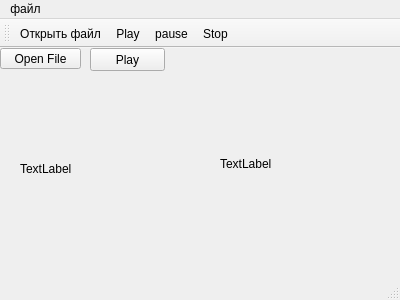
Kyrzon/PlayerONI, file untitled/mainwindow.ui: the form before one commit.
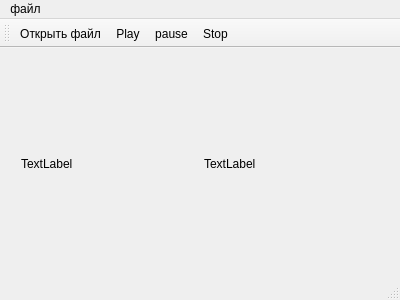
The form after the commit. Icons and pictures are not drawn.

Patch:
```diff
--- a/untitled/mainwindow.ui
+++ b/untitled/mainwindow.ui
@@ -14,57 +14,31 @@
    <string>MainWindow</string>
   </property>
   <widget class="QWidget" name="centralWidget">
-   <widget class="QPushButton" name="pushButton_openFile">
+   <widget class="QWidget" name="">
     <property name="geometry">
      <rect>
-      <x>0</x>
+      <x>10</x>
       <y>0</y>
-      <width>81</width>
-      <height>21</height>
+      <width>381</width>
+      <height>231</height>
      </rect>
     </property>
-    <property name="text">
-     <string>Open File</string>
-    </property>
-   </widget>
-   <widget class="QLabel" name="label">
-    <property name="geometry">
-     <rect>
-      <x>220</x>
-      <y>30</y>
-      <width>181</width>
-      <height>171</height>
-     </rect>
-    </property>
-    <property name="text">
-     <string>TextLabel</string>
-    </property>
-   </widget>
-   <widget class="QPushButton" name="pushButton_play">
-    <property name="geometry">
-     <rect>
-      <x>90</x>
-      <y>0</y>
-      <width>75</width>
-      <height>23</height>
-     </rect>
-    </property>
-    <property name="text">
-     <string>Play</string>
-    </property>
-   </widget>
-   <widget class="QLabel" name="label_2">
-    <property name="geometry">
-     <rect>
-      <x>20</x>
-      <y>40</y>
-      <width>181</width>
-      <height>161</height>
-     </rect>
-    </property>
-    <property name="text">
-     <string>TextLabel</string>
-    </property>
+    <layout class="QHBoxLayout" name="horizontalLayout">
+     <item>
+      <widget class="QLabel" name="label_2">
+       <property name="text">
+        <string>TextLabel</string>
+       </property>
+      </widget>
+     </item>
+     <item>
+      <widget class="QLabel" name="label">
+       <property name="text">
+        <string>TextLabel</string>
+       </property>
+      </widget>
+     </item>
+    </layout>
    </widget>
   </widget>
   <widget class="QMenuBar" name="menuBar">
```
